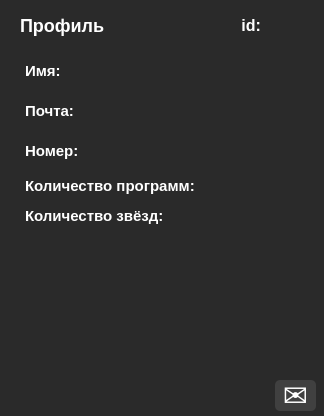
Qt form developper_app/developper_app.ui (b0shka/selling_apps) before a commit.
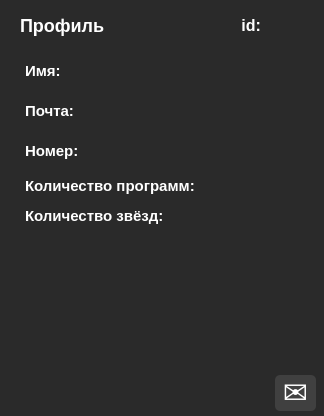
The same form after that commit.

Diff of the .ui file:
```diff
--- a/developper_app/developper_app.ui
+++ b/developper_app/developper_app.ui
@@ -171,9 +171,9 @@
    <property name="geometry">
     <rect>
      <x>275</x>
-     <y>380</y>
+     <y>375</y>
      <width>41</width>
-     <height>31</height>
+     <height>36</height>
     </rect>
    </property>
    <property name="font">
```
